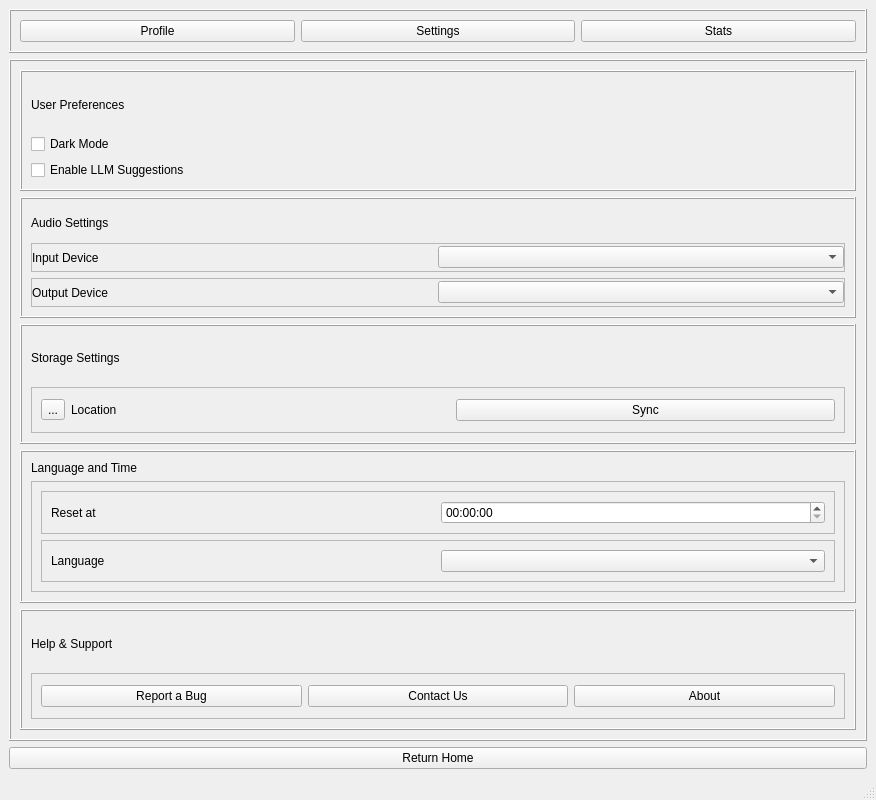
Old version of the form app/frontend/qtdesigner/settings_design.ui in the repository Webtamu/shumi.
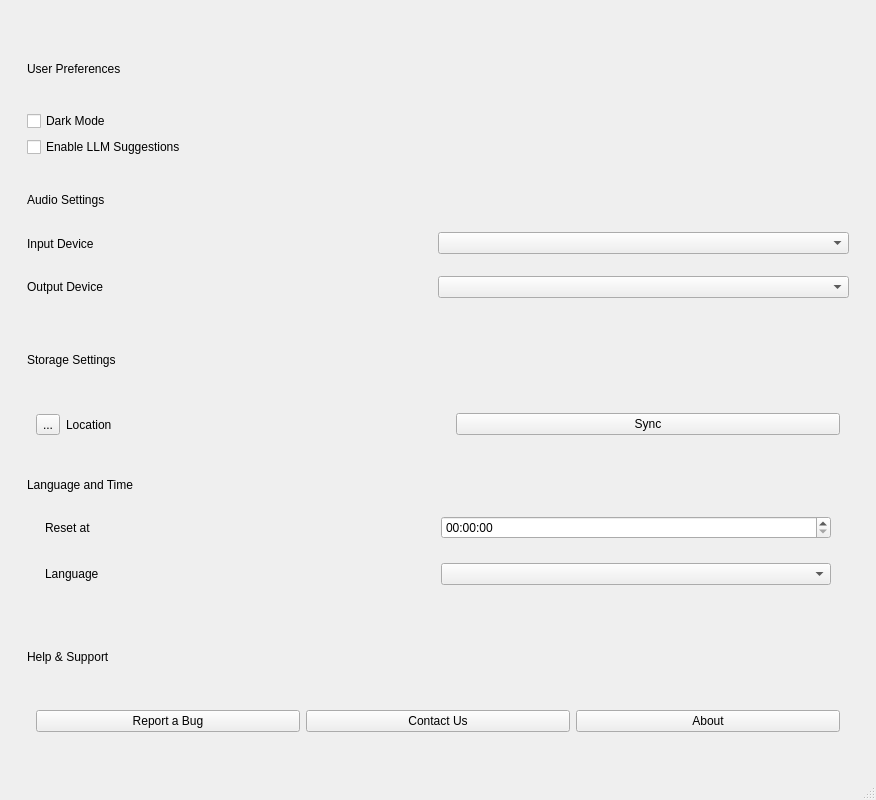
New version of the form. Custom widgets are drawn as their Qt base class.

What changed in the file:
```diff
--- a/app/frontend/qtdesigner/settings_design.ui
+++ b/app/frontend/qtdesigner/settings_design.ui
@@ -16,60 +16,25 @@
   <widget class="QWidget" name="centralwidget">
    <layout class="QVBoxLayout" name="verticalLayout_5">
     <item>
-     <widget class="QFrame" name="frame">
+     <widget class="NavBar" name="widget" native="true">
       <property name="sizePolicy">
-       <sizepolicy hsizetype="Preferred" vsizetype="Fixed">
+       <sizepolicy hsizetype="Expanding" vsizetype="Fixed">
         <horstretch>0</horstretch>
         <verstretch>0</verstretch>
        </sizepolicy>
       </property>
-      <property name="frameShape">
-       <enum>QFrame::Shape::Box</enum>
-      </property>
-      <property name="frameShadow">
-       <enum>QFrame::Shadow::Raised</enum>
-      </property>
-      <layout class="QHBoxLayout" name="horizontalLayout">
-       <item>
-        <widget class="QPushButton" name="btnProfile">
-         <property name="text">
-          <string>Profile</string>
-         </property>
-        </widget>
-       </item>
-       <item>
-        <widget class="QPushButton" name="btnSettings">
-         <property name="text">
-          <string>Settings</string>
-         </property>
-        </widget>
-       </item>
-       <item>
-        <widget class="QPushButton" name="btnStats">
-         <property name="text">
-          <string>Stats</string>
-         </property>
-        </widget>
-       </item>
-      </layout>
      </widget>
     </item>
     <item>
      <widget class="QFrame" name="frame_2">
       <property name="frameShape">
-       <enum>QFrame::Shape::Box</enum>
-      </property>
-      <property name="frameShadow">
-       <enum>QFrame::Shadow::Raised</enum>
+       <enum>QFrame::NoFrame</enum>
       </property>
       <layout class="QVBoxLayout" name="verticalLayout_4">
        <item>
         <widget class="QFrame" name="frame_3">
          <property name="frameShape">
-          <enum>QFrame::Shape::Box</enum>
-         </property>
-         <property name="frameShadow">
-          <enum>QFrame::Shadow::Raised</enum>
+          <enum>QFrame::NoFrame</enum>
          </property>
          <layout class="QVBoxLayout" name="verticalLayout">
           <item>
@@ -99,10 +64,7 @@
        <item>
         <widget class="QFrame" name="frame_4">
          <property name="frameShape">
-          <enum>QFrame::Shape::Box</enum>
-         </property>
-         <property name="frameShadow">
-          <enum>QFrame::Shadow::Raised</enum>
+          <enum>QFrame::NoFrame</enum>
          </property>
          <layout class="QVBoxLayout" name="verticalLayout_2">
           <item>
@@ -115,10 +77,7 @@
           <item>
            <widget class="QFrame" name="frame_6">
             <property name="frameShape">
-             <enum>QFrame::Shape::StyledPanel</enum>
-            </property>
-            <property name="frameShadow">
-             <enum>QFrame::Shadow::Raised</enum>
+             <enum>QFrame::NoFrame</enum>
             </property>
             <layout class="QHBoxLayout" name="horizontalLayout_3">
              <property name="spacing">
@@ -152,10 +111,7 @@
           <item>
            <widget class="QFrame" name="frame_5">
             <property name="frameShape">
-             <enum>QFrame::Shape::StyledPanel</enum>
-            </property>
-            <property name="frameShadow">
-             <enum>QFrame::Shadow::Raised</enum>
+             <enum>QFrame::NoFrame</enum>
             </property>
             <layout class="QHBoxLayout" name="horizontalLayout_2">
              <property name="spacing">
@@ -192,10 +148,7 @@
        <item>
         <widget class="QFrame" name="frame_7">
          <property name="frameShape">
-          <enum>QFrame::Shape::Box</enum>
-         </property>
-         <property name="frameShadow">
-          <enum>QFrame::Shadow::Raised</enum>
+          <enum>QFrame::NoFrame</enum>
          </property>
          <layout class="QVBoxLayout" name="verticalLayout_3">
           <item>
@@ -208,10 +161,7 @@
           <item>
            <widget class="QFrame" name="frame_8">
             <property name="frameShape">
-             <enum>QFrame::Shape::StyledPanel</enum>
-            </property>
-            <property name="frameShadow">
-             <enum>QFrame::Shadow::Raised</enum>
+             <enum>QFrame::NoFrame</enum>
             </property>
             <layout class="QHBoxLayout" name="horizontalLayout_4">
              <item>
@@ -244,10 +194,7 @@
        <item>
         <widget class="QFrame" name="frame_11">
          <property name="frameShape">
-          <enum>QFrame::Shape::Box</enum>
-         </property>
-         <property name="frameShadow">
-          <enum>QFrame::Shadow::Raised</enum>
+          <enum>QFrame::NoFrame</enum>
          </property>
          <layout class="QVBoxLayout" name="verticalLayout_8">
           <item>
@@ -260,19 +207,13 @@
           <item>
            <widget class="QFrame" name="frame_12">
             <property name="frameShape">
-             <enum>QFrame::Shape::StyledPanel</enum>
-            </property>
-            <property name="frameShadow">
-             <enum>QFrame::Shadow::Raised</enum>
+             <enum>QFrame::NoFrame</enum>
             </property>
             <layout class="QVBoxLayout" name="verticalLayout_7">
              <item>
               <widget class="QFrame" name="frame_13">
                <property name="frameShape">
-                <enum>QFrame::Shape::StyledPanel</enum>
-               </property>
-               <property name="frameShadow">
-                <enum>QFrame::Shadow::Raised</enum>
+                <enum>QFrame::NoFrame</enum>
                </property>
                <layout class="QHBoxLayout" name="horizontalLayout_5">
                 <item>
@@ -291,10 +232,7 @@
              <item>
               <widget class="QFrame" name="frame_14">
                <property name="frameShape">
-                <enum>QFrame::Shape::StyledPanel</enum>
-               </property>
-               <property name="frameShadow">
-                <enum>QFrame::Shadow::Raised</enum>
+                <enum>QFrame::NoFrame</enum>
                </property>
                <layout class="QHBoxLayout" name="horizontalLayout_7">
                 <item>
@@ -319,10 +257,7 @@
        <item>
         <widget class="QFrame" name="frame_9">
          <property name="frameShape">
-          <enum>QFrame::Shape::Box</enum>
-         </property>
-         <property name="frameShadow">
-          <enum>QFrame::Shadow::Raised</enum>
+          <enum>QFrame::NoFrame</enum>
          </property>
          <layout class="QVBoxLayout" name="verticalLayout_6">
           <item>
@@ -335,10 +270,7 @@
           <item>
            <widget class="QFrame" name="frame_10">
             <property name="frameShape">
-             <enum>QFrame::Shape::StyledPanel</enum>
-            </property>
-            <property name="frameShadow">
-             <enum>QFrame::Shadow::Raised</enum>
+             <enum>QFrame::NoFrame</enum>
             </property>
             <layout class="QHBoxLayout" name="horizontalLayout_6">
              <item>
@@ -371,13 +303,6 @@
       </layout>
      </widget>
     </item>
-    <item>
-     <widget class="QPushButton" name="btnHome">
-      <property name="text">
-       <string>Return Home</string>
-      </property>
-     </widget>
-    </item>
    </layout>
   </widget>
   <widget class="QMenuBar" name="menubar">
@@ -392,6 +317,14 @@
   </widget>
   <widget class="QStatusBar" name="statusbar"/>
  </widget>
+ <customwidgets>
+  <customwidget>
+   <class>NavBar</class>
+   <extends>QWidget</extends>
+   <header location="global">app.backend.ui.navbar</header>
+   <container>1</container>
+  </customwidget>
+ </customwidgets>
  <resources/>
  <connections/>
 </ui>
```
Left out of the diff: 2 changed lines with no effect on the pictures.
